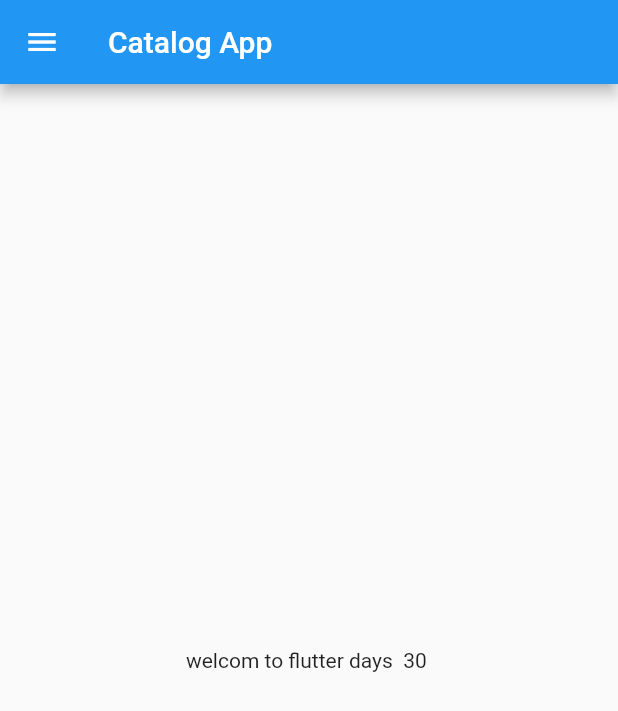
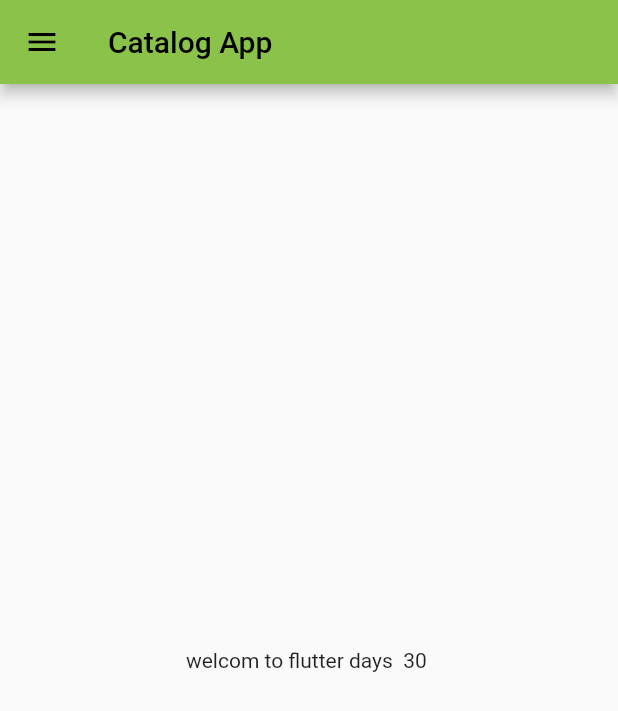
Before and after one commit to HMGulzar-Alam/30_Days_of_Flutter, a Flutter app: the screen it shows after launch, on a phone screen of 412 x 824 dp. Shown: the top 711 px of the screen. Run offline on Flutter 3.47's test engine with Material 2 defaults, Android fonts, the phone set to English and light mode, and no system bars.

Commit message:
day3 completed

```diff
--- a/project/lib/main.dart
+++ b/project/lib/main.dart
@@ -1,7 +1,8 @@
 // ignore_for_file: prefer_const_constructors, unused_local_variable, prefer_const_declarations
 
 import 'package:flutter/material.dart';
-import 'home_page.dart';
+import 'package:project/pages/login_page.dart';
+import 'pages/home_page.dart';
 
 void main() {
   runApp(MyApp());
@@ -14,7 +15,19 @@ class MyApp extends StatelessWidget {
 
 
     return MaterialApp(
-      home: HomePage(),
+
+      themeMode: ThemeMode.dark,
+      theme: ThemeData(primarySwatch: Colors.lightGreen),
+      initialRoute: "/home",
+
+      routes:{
+      "/":(context)=>LoginPage(),
+      "/home": (context)=>HomePage(),
+      "/login":(context)=>LoginPage()
+
+      },
     );
+
+
+    }
   }
-}
```
Also changed, not shown: project/lib/pages/login_page.dart (added, +26 -0 lines), project/lib/pages/home_page.dart (renamed from project/lib/home_page.dart).
